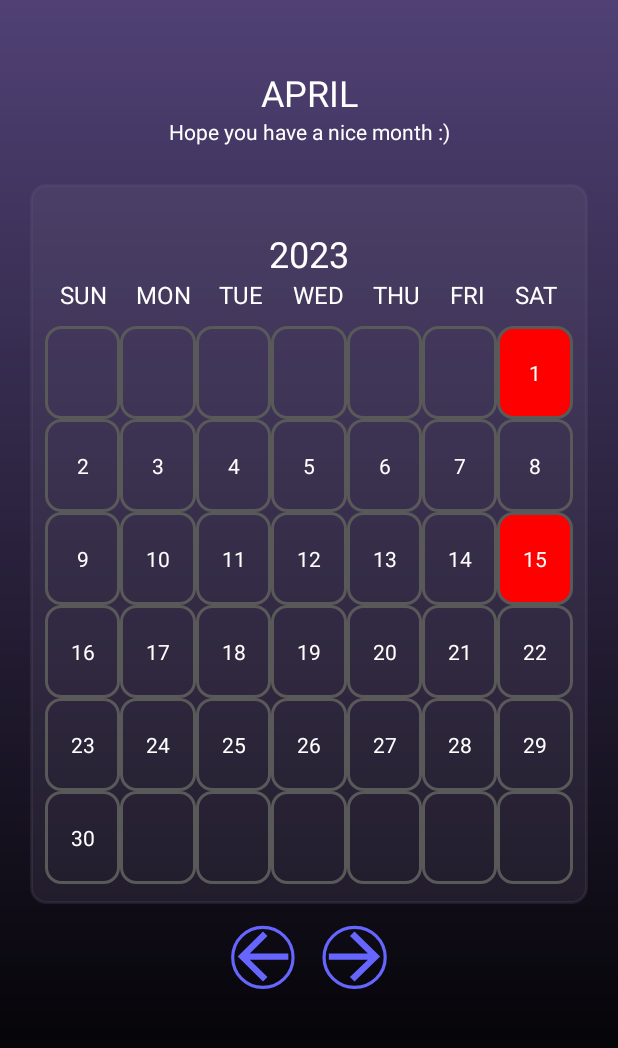
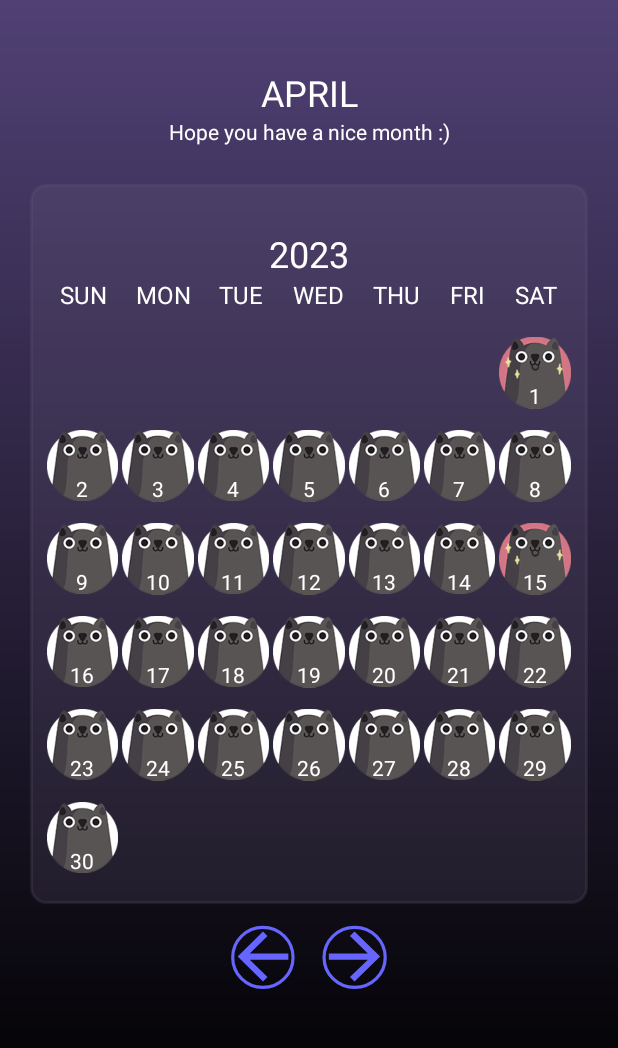
Before and after one commit to Dewvie-Github/Mamood-Diary, an Android app: the MainActivity screen opened directly, with no data from a screen before it, on a phone screen of 412 x 824 dp, the part 111-1159 px from its top. Run offline under Robolectric (Android 15) with nearby library versions, the phone set to English and light mode, and no system bars.

Commit message:
Add calendar emoji cell and implement with code

```diff
--- a/app/src/main/java/com/example/mamooddiary/CalendarAdapter.java
+++ b/app/src/main/java/com/example/mamooddiary/CalendarAdapter.java
@@ -16,7 +16,6 @@ public class CalendarAdapter extends RecyclerView.Adapter<CalendarViewHolder> {
     private final int yearOfDay;
     private final OnItemListener onItemListener;
 
-
     public CalendarAdapter(ArrayList<String> dayOfMonth,
                            int monthOfDay,
                            int yearOfDay,
@@ -31,15 +30,36 @@ public class CalendarAdapter extends RecyclerView.Adapter<CalendarViewHolder> {
     @NonNull
     @Override
     public CalendarViewHolder onCreateViewHolder(@NonNull ViewGroup parent, int viewType) {
+        System.out.println("wow: " + dayOfMonth + " " +monthOfDay);
         // Retrieve the day value based on the position
-        String dayStr = dayOfMonth.get(counterDateOfMonth++);
+        String dayStr = dayOfMonth.get(counterDateOfMonth);
+
         int day = dayStr.equals("") ? -1 : Integer.parseInt(dayStr);
 
-        LayoutInflater inflater = LayoutInflater.from(parent.getContext());
-        View view = inflater.inflate(R.layout.calendar_cell, parent, false);
-        ViewGroup.LayoutParams layoutParams = view.getLayoutParams();
-        layoutParams.height = (int) (parent.getHeight() * 0.166666666);
+        // set calendar cells
+        LayoutInflater inflater;
+        View view;
 
+        // non day
+        if ( day == -1 ){
+            inflater = LayoutInflater.from(parent.getContext());
+            view = inflater.inflate(R.layout.calendar_default_cell, parent, false);
+            ViewGroup.LayoutParams layoutParams = view.getLayoutParams();
+            layoutParams.height = (int) (parent.getHeight() * 0.166666666);
+        }
+        else if(!CalendarViewHolder.isNotedDay(day, monthOfDay, yearOfDay)){
+            inflater = LayoutInflater.from(parent.getContext());
+            view = inflater.inflate(R.layout.calendar_normal_cell, parent, false);
+            ViewGroup.LayoutParams layoutParams = view.getLayoutParams();
+            layoutParams.height = (int) (parent.getHeight() * 0.166666666);
+        }else{
+            inflater = LayoutInflater.from(parent.getContext());
+            view = inflater.inflate(R.layout.calendar_happy_cell, parent, false);
+            ViewGroup.LayoutParams layoutParams = view.getLayoutParams();
+            layoutParams.height = (int) (parent.getHeight() * 0.166666666);
+        }
+
+        counterDateOfMonth++;
         return new CalendarViewHolder(view, onItemListener, day, monthOfDay, yearOfDay);
     }
 
--- a/app/src/main/java/com/example/mamooddiary/CalendarViewHolder.java
+++ b/app/src/main/java/com/example/mamooddiary/CalendarViewHolder.java
@@ -1,22 +1,22 @@
 package com.example.mamooddiary;
 
+import android.content.Context;
 import android.graphics.Color;
 import android.view.LayoutInflater;
 import android.view.View;
 import android.view.ViewGroup;
+import android.widget.FrameLayout;
+import android.widget.ImageView;
 import android.widget.TextView;
 
 import androidx.annotation.NonNull;
+import androidx.core.content.ContextCompat;
 import androidx.recyclerview.widget.RecyclerView;
-
-import java.time.LocalDate;
-import java.time.Month;
-import java.util.ArrayList;
-import java.util.List;
 
 public class CalendarViewHolder extends RecyclerView.ViewHolder implements View.OnClickListener {
     public final TextView dayOfMonth;
     public final View parentLayout;
+    public ImageView image;
 
     private int day;
     private int monthOfDay;
@@ -35,19 +35,27 @@ public class CalendarViewHolder extends RecyclerView.ViewHolder implements View.
         this.monthOfDay = monthOfDay;
         this.yearOfDay = yearOfDay;
 
-        parentLayout = itemView.findViewById(R.id.parent_layout);
+
+        if (day == -1){
+            parentLayout = itemView.findViewById(R.id.parent_default_layout);
+            dayOfMonth = itemView.findViewById(R.id.cellDefaultDayText);;
+        }
         // Normal day
-        if ( day == -1 || !isNotedDay(day, monthOfDay, yearOfDay)){
+        else if (  !isNotedDay(day, monthOfDay, yearOfDay)){
+            parentLayout = itemView.findViewById(R.id.parent_layout);
             dayOfMonth = itemView.findViewById(R.id.cellDayText);
             dayOfMonth.setTextColor(Color.WHITE);
+            itemView.setOnClickListener(this);
         }
-        // Noted day
+        // Noted happy day
+
         else{
-            dayOfMonth = itemView.findViewById(R.id.cellDayText);
+            parentLayout = itemView.findViewById(R.id.parent_happy_layout);
+            dayOfMonth = itemView.findViewById(R.id.cellHappyDayText);
             dayOfMonth.setTextColor(Color.WHITE);
-            parentLayout.setBackgroundResource(R.drawable.calendar_noted_cell_bg);
+            itemView.setOnClickListener(this);
         }
-        itemView.setOnClickListener(this);
+
     }
 
     @Override
@@ -59,7 +67,7 @@ public class CalendarViewHolder extends RecyclerView.ViewHolder implements View.
     }
 
 
-    private boolean isNotedDay(int day, int monthOfDay, int yearOfDay) {
+    public static boolean isNotedDay(int day, int monthOfDay, int yearOfDay) {
         // this is sql but now it mockup
         // like SELECT * FROM my_table WHERE day = day AND month = monthOfDay AND year = yearOfDay;
         for (MockNote note : MockData.getMockNotes()) {
--- a/app/src/main/res/drawable/calendar_noted_cell_bg.xml
+++ b/app/src/main/res/drawable/calendar_noted_cell_bg.xml
@@ -1,10 +1,10 @@
-<?xml version="1.0" encoding="utf-8"?>
+
 <shape xmlns:android="http://schemas.android.com/apk/res/android"
-    android:shape="rectangle">
+    android:shape="rectangle" >
     <stroke
         android:width="2dp"
         android:color="#595959" />
     <corners
         android:radius="10dp" />
-    <solid android:color="@color/selected_day" />
+
 </shape>
--- a/app/src/main/res/layout/calendar_cell.xml
+++ /dev/null
@@ -1,20 +0,0 @@
-<?xml version="1.0" encoding="utf-8"?>
-<androidx.constraintlayout.widget.ConstraintLayout xmlns:android="http://schemas.android.com/apk/res/android"
-    android:layout_width="match_parent"
-    android:layout_height="match_parent"
-    android:id="@+id/parent_layout"
-    xmlns:app="http://schemas.android.com/apk/res-auto"
-    android:background="@drawable/calendar_cell_bg">
-
-    <TextView
-        android:id="@+id/cellDayText"
-        android:layout_width="wrap_content"
-        android:layout_height="wrap_content"
-        android:text="1"
-        app:layout_constraintBottom_toBottomOf="parent"
-        app:layout_constraintLeft_toLeftOf="parent"
-        app:layout_constraintRight_toRightOf="parent"
-        app:layout_constraintTop_toTopOf="parent" />
-
-
-</androidx.constraintlayout.widget.ConstraintLayout>
--- /dev/null
+++ b/app/src/main/res/layout/calendar_default_cell.xml
@@ -0,0 +1,16 @@
+<?xml version="1.0" encoding="utf-8"?>
+<FrameLayout xmlns:android="http://schemas.android.com/apk/res/android"
+    android:id="@+id/parent_default_layout"
+    android:layout_width="match_parent"
+    android:layout_height="match_parent"
+    android:padding="1sp" >
+    <TextView
+        android:id="@+id/cellDefaultDayText"
+        android:layout_width="wrap_content"
+        android:layout_height="wrap_content"
+        android:layout_gravity="center"
+        android:layout_marginTop="15sp"
+        android:text="1"
+        android:textColor="#FFFFFF"
+        android:visibility="gone"/>
+</FrameLayout>
--- /dev/null
+++ b/app/src/main/res/layout/calendar_happy_cell.xml
@@ -0,0 +1,23 @@
+<?xml version="1.0" encoding="utf-8"?>
+<FrameLayout xmlns:android="http://schemas.android.com/apk/res/android"
+    android:id="@+id/parent_happy_layout"
+    android:layout_width="match_parent"
+    android:layout_height="match_parent"
+    android:padding="1sp">
+
+    <ImageView
+        android:layout_width="wrap_content"
+        android:layout_height="wrap_content"
+        android:layout_gravity="center"
+        android:src="@drawable/cat_happy" />
+
+    <TextView
+        android:id="@+id/cellHappyDayText"
+        android:layout_width="wrap_content"
+        android:layout_height="wrap_content"
+        android:layout_gravity="center"
+        android:layout_marginTop="15sp"
+        android:text="1"
+        android:textColor="#FFFFFF" />
+
+</FrameLayout>
--- /dev/null
+++ b/app/src/main/res/layout/calendar_normal_cell.xml
@@ -0,0 +1,23 @@
+<?xml version="1.0" encoding="utf-8"?>
+<FrameLayout xmlns:android="http://schemas.android.com/apk/res/android"
+    android:id="@+id/parent_layout"
+    android:layout_width="match_parent"
+    android:layout_height="match_parent"
+    android:padding="1sp">
+
+    <ImageView
+        android:layout_width="wrap_content"
+        android:layout_height="wrap_content"
+        android:layout_gravity="center"
+        android:src="@drawable/cat_white" />
+
+    <TextView
+        android:id="@+id/cellDayText"
+        android:layout_width="wrap_content"
+        android:layout_height="wrap_content"
+        android:layout_gravity="center"
+        android:layout_marginTop="15sp"
+        android:text="1"
+        android:textAlignment="center"
+        android:textColor="@color/white" />
+</FrameLayout>
```
